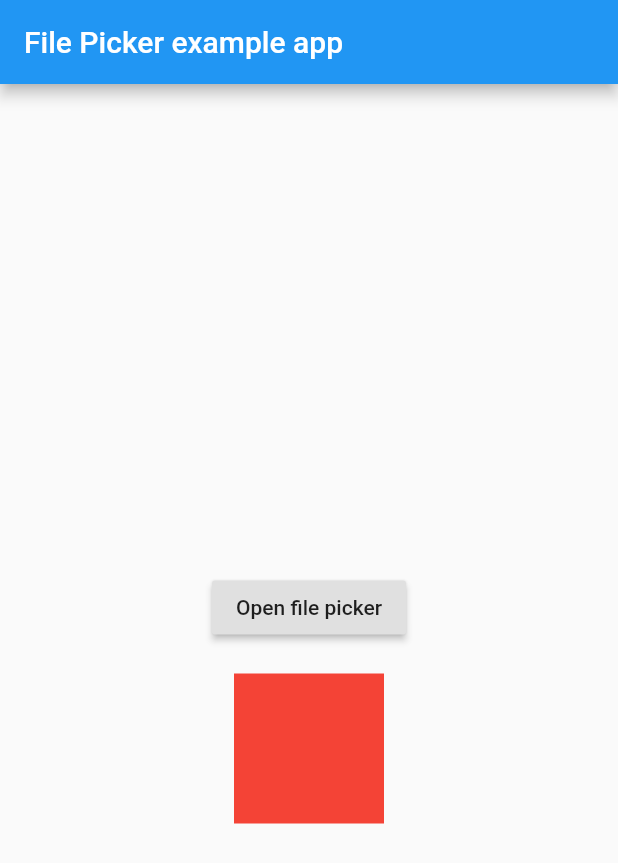
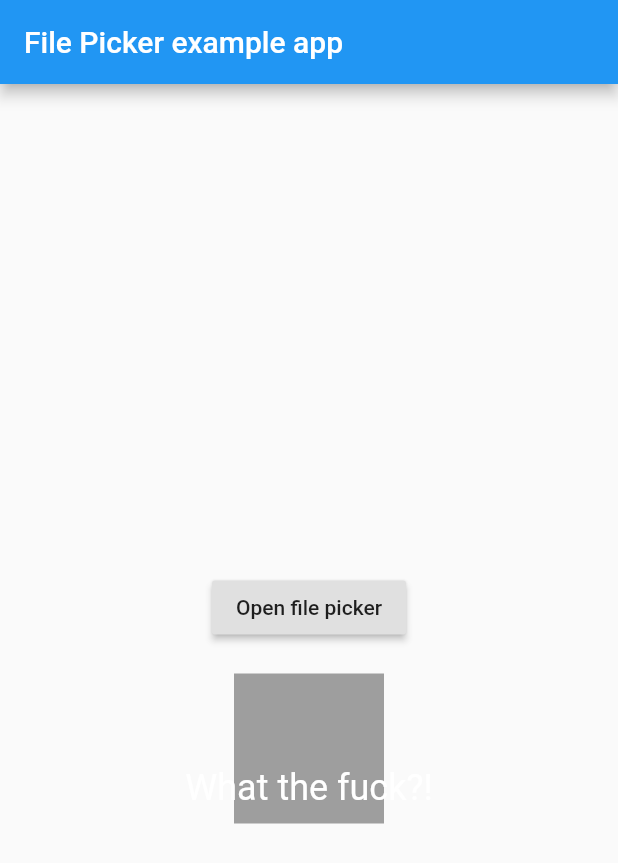
Before and after one commit to calbert1209/file-pikker-study, a Flutter app: the screen it shows after launch, on a phone screen of 412 x 824 dp. Shown: the top 863 px of the screen. Run offline on Flutter 3.47's test engine with Material 2 defaults, Android fonts, the phone set to English and light mode, and no system bars; our stand-ins replace file_picker.

Commit message:
overlay text and image, but no button >_<

```diff
--- a/lib/main.dart
+++ b/lib/main.dart
@@ -59,7 +59,6 @@ class _FilePickerDemoState extends State<FilePickerDemo> {
       var byteData = await File(sourceFilePath).readAsBytes();
       await destFile.writeAsBytes(byteData, mode: FileMode.write, flush: true);
       destFilePath = destFile.path;
-
     } on PlatformException catch (e) {
       print("Unsupported operation" + e.toString());
     } on Exception catch (e) {
@@ -92,15 +91,30 @@ class _FilePickerDemoState extends State<FilePickerDemo> {
                       child: Text("Open file picker"),
                     ),
                   ),
-                  _localFile != null
-                      ? Container(
-                          child: Image.file(_localFile),
-                        )
-                      : Container(
-                          width: 100,
-                          height: 100,
-                          color: Colors.red,
+                  Stack(
+                    alignment: Alignment.bottomCenter,
+                    children: <Widget>[
+                      Container(
+                        child: _localFile != null
+                            ? Image.file(_localFile)
+                            : Container(
+                                width: 100,
+                                height: 100,
+                                color: Colors.grey,
+                              ),
+                      ),
+                      Padding(
+                        child: Text(
+                          'What the fuck?!',
+                          style: TextStyle(
+                            color: Colors.white,
+                            fontSize: 24.0,
+                          ),
                         ),
+                        padding: EdgeInsets.all(10.0),
+                      )
+                    ],
+                  )
                 ],
               ),
             ),
```
